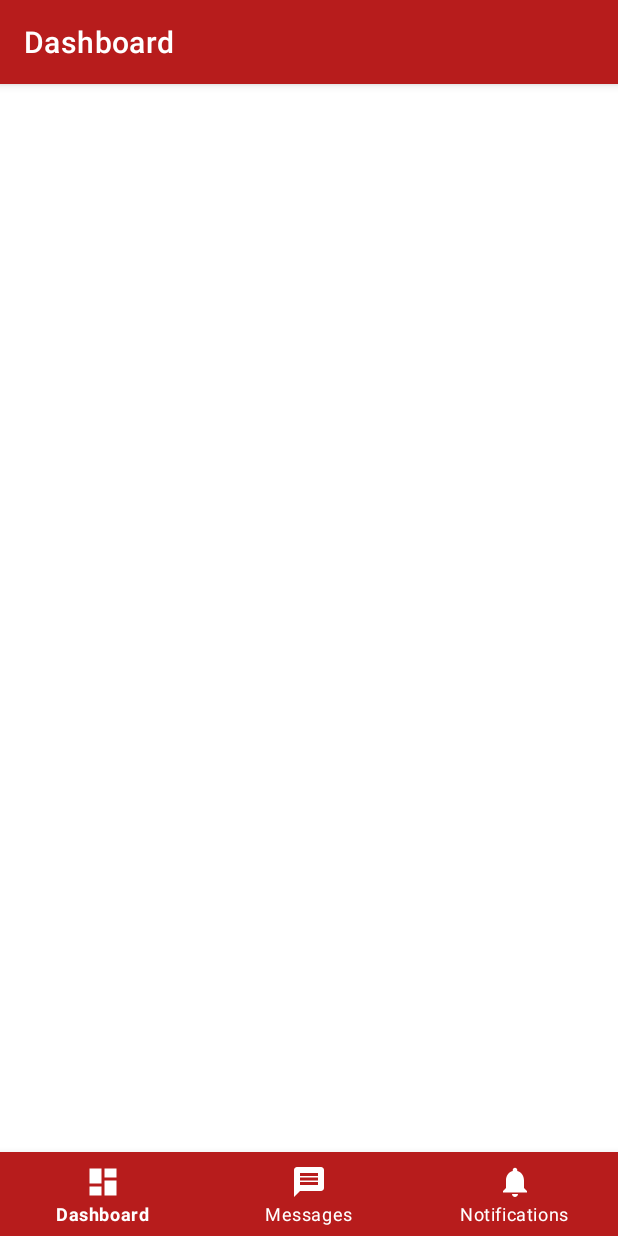
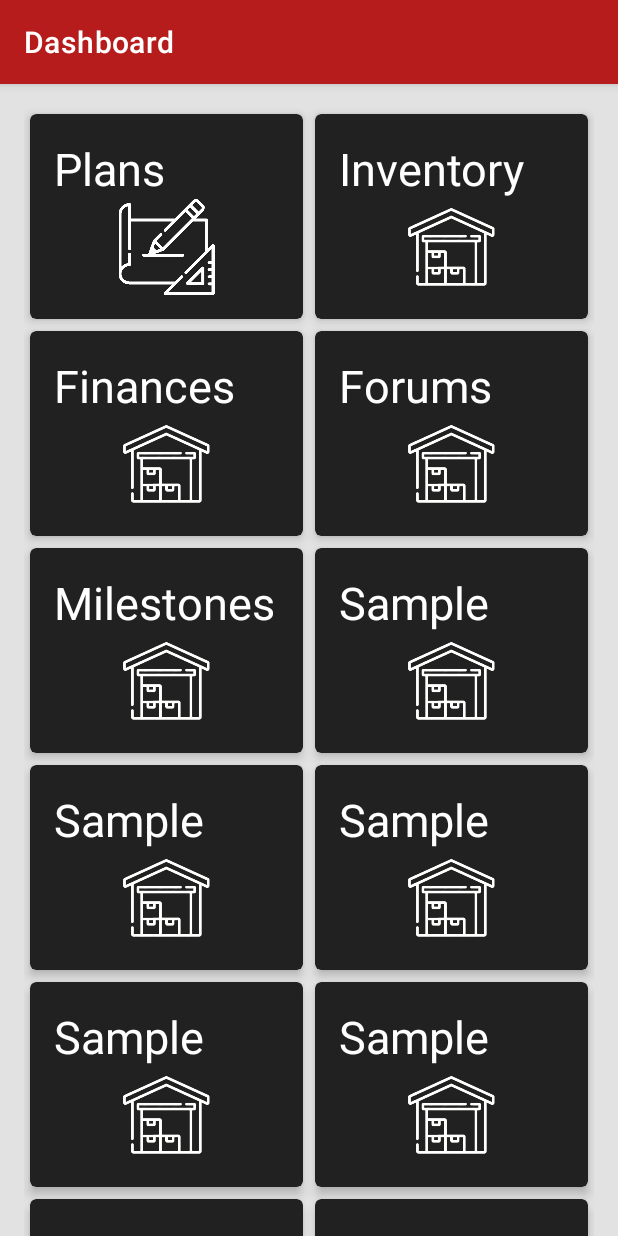
Before and after one commit to Sasinda98/CPMS_Project, an Android app: the screen it shows after launch (SecondaryActivity before the commit, MainActivity after it), after a tap on "SIGN IN", on a phone screen of 412 x 824 dp. Run offline under Robolectric (Android 15) with nearby library versions, the phone set to English and light mode, and no system bars; 3 other taps on this screen came first.

Commit message:
#1 Added missing files
      -GSR

```diff
--- /dev/null
+++ b/app/src/main/java/com/construction/app/cpms/miscellaneous/testing.java
@@ -0,0 +1,31 @@
+package com.construction.app.cpms.miscellaneous;
+
+
+import android.os.Bundle;
+import android.support.v4.app.Fragment;
+import android.view.LayoutInflater;
+import android.view.View;
+import android.view.ViewGroup;
+
+import com.construction.app.cpms.R;
+
+
+/**
+ * A simple {@link Fragment} subclass.
+ */
+public class testing extends Fragment {
+
+
+    public testing() {
+        // Required empty public constructor
+    }
+
+
+    @Override
+    public View onCreateView(LayoutInflater inflater, ViewGroup container,
+                             Bundle savedInstanceState) {
+        // Inflate the layout for this fragment
+        return inflater.inflate(R.layout.fragment_testing, container, false);
+    }
+
+}
--- a/app/src/main/java/com/construction/app/cpms/userManagement/loginFragment.java
+++ b/app/src/main/java/com/construction/app/cpms/userManagement/loginFragment.java
@@ -20,7 +20,7 @@ import android.widget.TextView;
 
 import com.construction.app.cpms.Navigation;
 import com.construction.app.cpms.R;
-import com.construction.app.cpms.miscellaneous.DashboardFragment;
+import com.construction.app.cpms.miscellaneous.*;
 import com.construction.app.cpms.SecondaryActivity;
 
 
@@ -77,8 +77,11 @@ public class loginFragment extends Fragment {
                  //navigate to forgot password fragment.
                  //((Navigation)getActivity()).naviagateTo(new DashboardFragment(), true);
 
-               Intent i =  new Intent(getActivity(), SecondaryActivity.class);
-               startActivity(i,null);
+                 ((Navigation)getActivity()).naviagateTo(new testing(), true);
+
+
+                 // Intent i =  new Intent(getActivity(), SecondaryActivity.class);
+              // startActivity(i,null);
 
              }
          });
--- a/app/src/main/res/layout/activity_secondary.xml
+++ b/app/src/main/res/layout/activity_secondary.xml
@@ -18,11 +18,14 @@
             app:titleTextColor="@color/primaryTextColor"
             app:title="@string/dashboard"
             android:elevation="8dp"
+            app:layout_scrollFlags="scroll|enterAlways|snap"
             >
         </android.support.v7.widget.Toolbar>
     </android.support.design.widget.AppBarLayout>
 
-    <!---->
+    <!-- Frame layout with spacings set aside for appbars
+     using margin top and bottom
+     -->
 
     <FrameLayout
         android:id="@+id/secondaryContainer"
--- a/app/src/main/res/layout/fragment_dashboard.xml
+++ b/app/src/main/res/layout/fragment_dashboard.xml
@@ -24,11 +24,15 @@
     <!--Refered to https://stackoverflow.com/questions/10610943/gridlayout-scrollview
         to get the scrolling to work with gridlayout. Out take-: hardcode gridlayout height
     -->
+
+
+
     <LinearLayout
         android:layout_width="match_parent"
         android:layout_height="match_parent"
         android:orientation="vertical"
         android:background="@color/backgroundDark"
+
         >
 
 
--- /dev/null
+++ b/app/src/main/res/layout/fragment_testing.xml
@@ -0,0 +1,471 @@
+<?xml version="1.0" encoding="utf-8"?>
+<FrameLayout xmlns:android="http://schemas.android.com/apk/res/android"
+    xmlns:tools="http://schemas.android.com/tools"
+    android:layout_width="match_parent"
+    android:layout_height="match_parent"
+    xmlns:app="http://schemas.android.com/apk/res-auto"
+    tools:context=".miscellaneous.testing">
+
+    <android.support.design.widget.CoordinatorLayout
+        android:layout_width="match_parent"
+        android:layout_height="match_parent"
+        >
+
+        <android.support.design.widget.AppBarLayout
+            android:layout_width="match_parent"
+            android:layout_height="wrap_content">
+            <android.support.v7.widget.Toolbar
+                android:id="@+id/toolbar"
+                android:layout_width="match_parent"
+                android:layout_height="?attr/actionBarSize"
+                app:titleTextColor="@color/primaryTextColor"
+                app:title="@string/dashboard"
+                android:elevation="8dp"
+                app:layout_scrollFlags="scroll|enterAlways|snap"
+                >
+            </android.support.v7.widget.Toolbar>
+        </android.support.design.widget.AppBarLayout>
+
+<!--layout_behavior to setup scroll to work along with app bar and content itself-->
+        <android.support.v4.widget.NestedScrollView
+            android:layout_width="match_parent"
+            android:layout_height="match_parent"
+            app:layout_behavior="@string/appbar_scrolling_view_behavior"
+            >
+
+        <LinearLayout
+            android:layout_width="match_parent"
+            android:layout_height="900dp"
+            android:background="@color/backgroundDark"
+            android:orientation="vertical"
+            >
+
+            <android.support.v7.widget.GridLayout
+                android:layout_width="match_parent"
+                android:layout_height="900dp"
+                android:background="@color/backgroundDark"
+                android:scrollbars="vertical"
+                android:padding="16dp"
+
+                app:columnCount="2"
+                app:rowCount="6"
+                app:columnOrderPreserved="false"
+                app:useDefaultMargins="true"
+                app:alignmentMode="alignMargins"
+
+                >
+                <!--col1 row1-->
+                <android.support.v7.widget.CardView
+                    android:layout_width="0dp"
+                    android:layout_height="0dp"
+                    app:layout_columnWeight="1"
+                    app:layout_rowWeight="1"
+                    app:cardBackgroundColor="@color/cardBackground"
+                    app:cardElevation="4dp"
+                    app:cardCornerRadius="4dp"
+                    >
+                    <LinearLayout
+                        android:layout_width="wrap_content"
+                        android:layout_height="wrap_content"
+                        android:layout_gravity="center_horizontal|center_vertical"
+                        android:layout_margin="16dp"
+                        android:orientation="vertical"
+                        >
+                        <TextView
+                            android:layout_width="wrap_content"
+                            android:layout_height="wrap_content"
+                            android:textSize="@dimen/db_card_title"
+                            android:text="Plans"
+                            android:textColor="@color/primaryTextColor"
+                            android:textAlignment="center" />
+
+                        <ImageView
+                            android:layout_gravity="center_horizontal"
+                            android:src="@drawable/db_sketch"
+                            android:layout_width="wrap_content"
+                            android:layout_height="wrap_content" />
+
+                    </LinearLayout>
+                </android.support.v7.widget.CardView>
+
+                <!--col2 row1-->
+                <android.support.v7.widget.CardView
+                    android:layout_width="0dp"
+                    android:layout_height="0dp"
+                    app:layout_columnWeight="1"
+                    app:layout_rowWeight="1"
+                    app:cardBackgroundColor="@color/cardBackground"
+                    app:cardElevation="4dp"
+                    app:cardCornerRadius="4dp"
+                    >
+                    <LinearLayout
+                        android:layout_width="wrap_content"
+                        android:layout_height="wrap_content"
+                        android:layout_gravity="center_horizontal|center_vertical"
+                        android:layout_margin="16dp"
+                        android:orientation="vertical"
+                        >
+                        <TextView
+                            android:layout_width="wrap_content"
+                            android:layout_height="wrap_content"
+                            android:textSize="@dimen/db_card_title"
+                            android:text="Inventory"
+                            android:textColor="@color/primaryTextColor"
+                            android:textAlignment="center" />
+
+                        <ImageView
+                            android:layout_gravity="center_horizontal"
+                            android:src="@drawable/db_inventory"
+                            android:layout_width="wrap_content"
+                            android:layout_height="wrap_content" />
+
+                    </LinearLayout>
+                </android.support.v7.widget.CardView>
+
+                <!--col1 row2-->
+                <android.support.v7.widget.CardView
+                    android:layout_width="0dp"
+                    android:layout_height="0dp"
+                    app:layout_columnWeight="1"
+                    app:layout_rowWeight="1"
+                    app:cardBackgroundColor="@color/cardBackground"
+                    app:cardElevation="4dp"
+                    app:cardCornerRadius="4dp"
+                    >
+                    <LinearLayout
+                        android:layout_width="wrap_content"
+                        android:layout_height="wrap_content"
+                        android:layout_gravity="center_horizontal|center_vertical"
+                        android:layout_margin="16dp"
+                        android:orientation="vertical"
+                        >
+                        <TextView
+                            android:layout_width="wrap_content"
+                            android:layout_height="wrap_content"
+                            android:textSize="@dimen/db_card_title"
+                            android:text="Finances"
+                            android:textColor="@color/primaryTextColor"
+                            android:textAlignment="center" />
+
+                        <ImageView
+                            android:layout_gravity="center_horizontal"
+                            android:src="@drawable/db_inventory"
+                            android:layout_width="wrap_content"
+                            android:layout_height="wrap_content" />
+
+                    </LinearLayout>
+                </android.support.v7.widget.CardView>
+
+                <!--col2 row2-->
+                <android.support.v7.widget.CardView
+                    android:layout_width="0dp"
+                    android:layout_height="0dp"
+                    app:layout_columnWeight="1"
+                    app:layout_rowWeight="1"
+                    app:cardBackgroundColor="@color/cardBackground"
+                    app:cardElevation="4dp"
+                    app:cardCornerRadius="4dp"
+                    >
+                    <LinearLayout
+                        android:layout_width="wrap_content"
+                        android:layout_height="wrap_content"
+                        android:layout_gravity="center_horizontal|center_vertical"
+                        android:layout_margin="16dp"
+                        android:orientation="vertical"
+                        >
+                        <TextView
+                            android:layout_width="wrap_content"
+                            android:layout_height="wrap_content"
+                            android:textSize="@dimen/db_card_title"
+                            android:text="Forums"
+                            android:textColor="@color/primaryTextColor"
+                            android:textAlignment="center" />
+
+                        <ImageView
+                            android:layout_gravity="center_horizontal"
+                            android:src="@drawable/db_inventory"
+                            android:layout_width="wrap_content"
+                            android:layout_height="wrap_content" />
+
+                    </LinearLayout>
+                </android.support.v7.widget.CardView>
+
+                <!--col1 row3-->
+                <android.support.v7.widget.CardView
+                    android:layout_width="0dp"
+                    android:layout_height="0dp"
+                    app:layout_columnWeight="1"
+                    app:layout_rowWeight="1"
+                    app:cardBackgroundColor="@color/cardBackground"
+                    app:cardElevation="4dp"
+                    app:cardCornerRadius="4dp"
+                    >
+                    <LinearLayout
+                        android:layout_width="wrap_content"
+                        android:layout_height="wrap_content"
+                        android:layout_gravity="center_horizontal|center_vertical"
+                        android:layout_margin="16dp"
+                        android:orientation="vertical"
+                        >
+                        <TextView
+                            android:layout_width="wrap_content"
+                            android:layout_height="wrap_content"
+                            android:textSize="@dimen/db_card_title"
+                            android:text="Milestones"
+                            android:textColor="@color/primaryTextColor"
+                            android:textAlignment="center" />
+
+                        <ImageView
+                            android:layout_gravity="center_horizontal"
+                            android:src="@drawable/db_inventory"
+                            android:layout_width="wrap_content"
+                            android:layout_height="wrap_content" />
+
+                    </LinearLayout>
+                </android.support.v7.widget.CardView>
+
+                <!--col2 row3-->
+                <android.support.v7.widget.CardView
+                    android:layout_width="0dp"
+                    android:layout_height="0dp"
+                    app:layout_columnWeight="1"
+                    app:layout_rowWeight="1"
+                    app:cardBackgroundColor="@color/cardBackground"
+                    app:cardElevation="4dp"
+                    app:cardCornerRadius="4dp"
+                    >
+                    <LinearLayout
+                        android:layout_width="wrap_content"
+                        android:layout_height="wrap_content"
+                        android:layout_gravity="center_horizontal|center_vertical"
+                        android:layout_margin="16dp"
+                        android:orientation="vertical"
+                        >
+                        <TextView
+                            android:layout_width="wrap_content"
+                            android:layout_height="wrap_content"
+                            android:textSize="@dimen/db_card_title"
+                            android:text="Sample"
+                            android:textColor="@color/primaryTextColor"
+                            android:textAlignment="center" />
+
+                        <ImageView
+                            android:layout_gravity="center_horizontal"
+                            android:src="@drawable/db_inventory"
+                            android:layout_width="wrap_content"
+                            android:layout_height="wrap_content" />
+
+                    </LinearLayout>
+                </android.support.v7.widget.CardView>
+
+                <!--col1 row4-->
+                <android.support.v7.widget.CardView
+                    android:layout_width="0dp"
+                    android:layout_height="0dp"
+                    app:layout_columnWeight="1"
+                    app:layout_rowWeight="1"
+                    app:cardBackgroundColor="@color/cardBackground"
+                    app:cardElevation="4dp"
+                    app:cardCornerRadius="4dp"
+                    >
+                    <LinearLayout
+                        android:layout_width="wrap_content"
+                        android:layout_height="wrap_content"
+                        android:layout_gravity="center_horizontal|center_vertical"
+                        android:layout_margin="16dp"
+                        android:orientation="vertical"
+                        >
+                        <TextView
+                            android:layout_width="wrap_content"
+                            android:layout_height="wrap_content"
+                            android:textSize="@dimen/db_card_title"
+                            android:text="Sample"
+                            android:textColor="@color/primaryTextColor"
+                            android:textAlignment="center" />
+
+                        <ImageView
+                            android:layout_gravity="center_horizontal"
+                            android:src="@drawable/db_inventory"
+                            android:layout_width="wrap_content"
+                            android:layout_height="wrap_content" />
+
+                    </LinearLayout>
+                </android.support.v7.widget.CardView>
+
+                <!--col2 row4-->
+                <android.support.v7.widget.CardView
+                    android:layout_width="0dp"
+                    android:layout_height="0dp"
+                    app:layout_columnWeight="1"
+                    app:layout_rowWeight="1"
+                    app:cardBackgroundColor="@color/cardBackground"
+                    app:cardElevation="4dp"
+                    app:cardCornerRadius="4dp"
+                    >
+                    <LinearLayout
+                        android:layout_width="wrap_content"
+                        android:layout_height="wrap_content"
+                        android:layout_gravity="center_horizontal|center_vertical"
+                        android:layout_margin="16dp"
+                        android:orientation="vertical"
+                        >
+                        <TextView
+                            android:layout_width="wrap_content"
+                            android:layout_height="wrap_content"
+                            android:textSize="@dimen/db_card_title"
+                            android:text="Sample"
+                            android:textColor="@color/primaryTextColor"
+                            android:textAlignment="center" />
+
+                        <ImageView
+                            android:layout_gravity="center_horizontal"
+                            android:src="@drawable/db_inventory"
+                            android:layout_width="wrap_content"
+                            android:layout_height="wrap_content" />
+
+                    </LinearLayout>
+                </android.support.v7.widget.CardView>
+
+                <!--col1 row5-->
+                <android.support.v7.widget.CardView
+                    android:layout_width="0dp"
+                    android:layout_height="0dp"
+                    app:layout_columnWeight="1"
+                    app:layout_rowWeight="1"
+                    app:cardBackgroundColor="@color/cardBackground"
+                    app:cardElevation="4dp"
+                    app:cardCornerRadius="4dp"
+                    >
+                    <LinearLayout
+                        android:layout_width="wrap_content"
+                        android:layout_height="wrap_content"
+                        android:layout_gravity="center_horizontal|center_vertical"
+                        android:layout_margin="16dp"
+                        android:orientation="vertical"
+                        >
+                        <TextView
+                            android:layout_width="wrap_content"
+                            android:layout_height="wrap_content"
+                            android:textSize="@dimen/db_card_title"
+                            android:text="Sample"
+                            android:textColor="@color/primaryTextColor"
+                            android:textAlignment="center" />
+
+                        <ImageView
+                            android:layout_gravity="center_horizontal"
+                            android:src="@drawable/db_inventory"
+                            android:layout_width="wrap_content"
+                            android:layout_height="wrap_content" />
+
+                    </LinearLayout>
+                </android.support.v7.widget.CardView>
+
+                <!--col2 row5-->
+                <android.support.v7.widget.CardView
+                    android:layout_width="0dp"
+                    android:layout_height="0dp"
+                    app:layout_columnWeight="1"
+                    app:layout_rowWeight="1"
+                    app:cardBackgroundColor="@color/cardBackground"
+                    app:cardElevation="4dp"
+                    app:cardCornerRadius="4dp"
+                    >
+                    <LinearLayout
+                        android:layout_width="wrap_content"
+                        android:layout_height="wrap_content"
+                        android:layout_gravity="center_horizontal|center_vertical"
+                        android:layout_margin="16dp"
+                        android:orientation="vertical"
+                        >
+                        <TextView
+                            android:layout_width="wrap_content"
+                            android:layout_height="wrap_content"
+                            android:textSize="@dimen/db_card_title"
+                            android:text="Sample"
+                            android:textColor="@color/primaryTextColor"
+                            android:textAlignment="center" />
+
+                        <ImageView
+                            android:layout_gravity="center_horizontal"
+                            android:src="@drawable/db_inventory"
+                            android:layout_width="wrap_content"
+                            android:layout_height="wrap_content" />
+
+                    </LinearLayout>
+                </android.support.v7.widget.CardView>
+                <!--col1 row6-->
+                <android.support.v7.widget.CardView
+                    android:layout_width="0dp"
+                    android:layout_height="0dp"
+                    app:layout_columnWeight="1"
+                    app:layout_rowWeight="1"
+                    app:cardBackgroundColor="@color/cardBackground"
+                    app:cardElevation="4dp"
+                    app:cardCornerRadius="4dp"
+                    >
+                    <LinearLayout
+                        android:layout_width="wrap_content"
+                        android:layout_height="wrap_content"
+                        android:layout_gravity="center_horizontal|center_vertical"
+                        android:layout_margin="16dp"
+                        android:orientation="vertical"
+                        >
+                        <TextView
+                            android:layout_width="wrap_content"
+                            android:layout_height="wrap_content"
+                            android:textSize="@dimen/db_card_title"
+                            android:text="Sample"
+                            android:textColor="@color/primaryTextColor"
+                            android:textAlignment="center" />
+
+                        <ImageView
+                            android:layout_gravity="center_horizontal"
+                            android:src="@drawable/db_inventory"
+                            android:layout_width="wrap_content"
+                            android:layout_height="wrap_content" />
+
+                    </LinearLayout>
+                </android.support.v7.widget.CardView>
+
+                <!--col2 row6-->
+                <android.support.v7.widget.CardView
+                    android:layout_width="0dp"
+                    android:layout_height="0dp"
+                    app:layout_columnWeight="1"
+                    app:layout_rowWeight="1"
+                    app:cardBackgroundColor="@color/cardBackground"
+                    app:cardElevation="4dp"
+                    app:cardCornerRadius="4dp"
+                    >
+                    <LinearLayout
+                        android:layout_width="wrap_content"
+                        android:layout_height="wrap_content"
+                        android:layout_gravity="center_horizontal|center_vertical"
+                        android:layout_margin="16dp"
+                        android:orientation="vertical"
+                        >
+                        <TextView
+                            android:layout_width="wrap_content"
+                            android:layout_height="wrap_content"
+                            android:textSize="@dimen/db_card_title"
+                            android:text="Sample"
+                            android:textColor="@color/primaryTextColor"
+                            android:textAlignment="center" />
+
+                        <ImageView
+                            android:layout_gravity="center_horizontal"
+                            android:src="@drawable/db_inventory"
+                            android:layout_width="wrap_content"
+                            android:layout_height="wrap_content" />
+
+                    </LinearLayout>
+                </android.support.v7.widget.CardView>
+
+
+            </android.support.v7.widget.GridLayout>
+
+        </LinearLayout>
+        </android.support.v4.widget.NestedScrollView>
+    </android.support.design.widget.CoordinatorLayout>
+
+</FrameLayout>
--- a/app/src/main/res/values/styles.xml
+++ b/app/src/main/res/values/styles.xml
@@ -10,6 +10,8 @@
 
         <item name="colorControlActivated">@color/secondaryDarkColor</item>
 
+        <!--fix for render problem for coordinator layout-->
+        <item name="coordinatorLayoutStyle">@style/Widget.Support.CoordinatorLayout</item>
     </style>
 
 
```
Also changed, not shown: app/build.gradle (+7 -3 lines), app/src/main/res/drawable/background_1_cropped.jpg (added), app/src/main/res/drawable/background_2.jpg (added), app/src/main/res/drawable/db_inventory.png (added), app/src/main/res/drawable/db_sketch.png (added).
